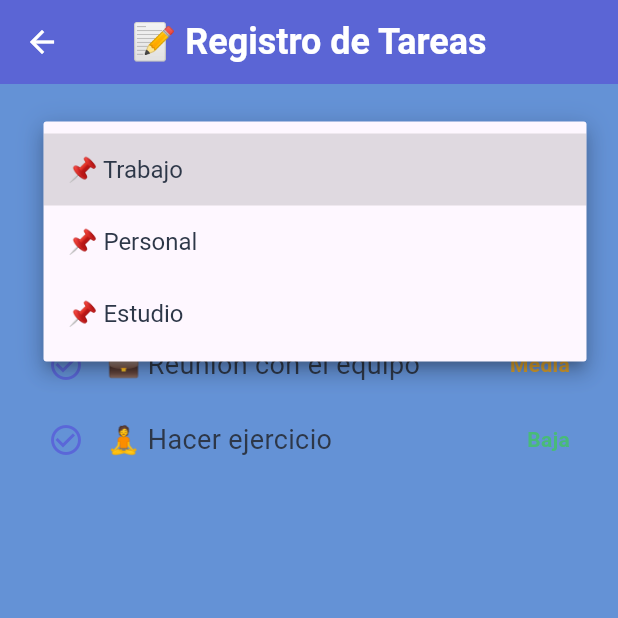
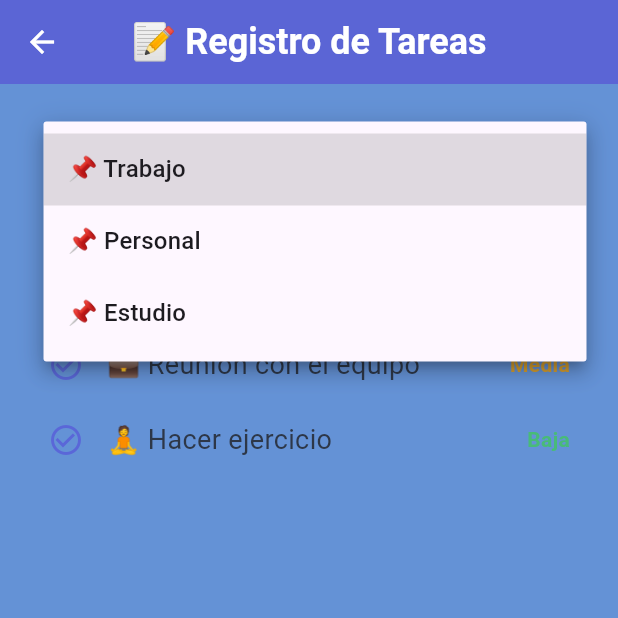
Before and after one commit to Erik280900/AMM_LAB08_CamposErik, a Flutter app: the TaskRegistrationScreen screen opened by its route, after a tap on an icon or button, on a phone screen of 412 x 824 dp, the top half of it. Run offline on Flutter 3.47's test engine with Material 3 defaults, Android fonts, the phone set to English and light mode, and no system bars.

Commit message:
Segundo Commit Lab12

```diff
--- a/lib/main.dart
+++ b/lib/main.dart
@@ -1,23 +1,185 @@
+import 'dart:io';
+import 'package:flutter/cupertino.dart';
 import 'package:flutter/material.dart';
+import 'package:flutter/foundation.dart';
 
 void main() {
   runApp(const TaskManagerApp());
 }
 
 // --- PALETA DE COLORES ---
-const Color primaryBlue = Color(0xFF5A67D8); // Azul violeta moderno
-const Color backgroundColor = Color.fromARGB(
-  255,
-  100,
-  146,
-  214,
-); // Fondo gris claro
-const Color textColor = Color(0xFF2D3748); // Gris oscuro elegante
-const Color errorRed = Color(0xFFE53E3E); // Rojo cálido
-const Color accentGreen = Color(0xFF48BB78); // Verde éxito
-const Color accentYellow = Color(0xFFD69E2E); // Amarillo prioridad
+const Color primaryBlue = Color(0xFF5A67D8);
+const Color backgroundColor = Color.fromARGB(255, 100, 146, 214);
+const Color textColor = Color(0xFF2D3748);
+const Color errorRed = Color(0xFFE53E3E);
+const Color accentGreen = Color(0xFF48BB78);
+const Color accentYellow = Color(0xFFD69E2E);
 
-// --- APP PRINCIPAL ---
+// ---------------------------------------------------------
+//  WIDGETS ADAPTATIVOS
+// ---------------------------------------------------------
+
+class AdaptiveButton extends StatelessWidget {
+  final String text;
+  final VoidCallback onPressed;
+
+  const AdaptiveButton({
+    super.key,
+    required this.text,
+    required this.onPressed,
+  });
+
+  @override
+  Widget build(BuildContext context) {
+    final bool isIOS =
+        Theme.of(context).platform == TargetPlatform.iOS && !kIsWeb;
+
+    if (isIOS) {
+      return CupertinoButton.filled(
+        padding: const EdgeInsets.symmetric(vertical: 15),
+        child: Text(text),
+        onPressed: onPressed,
+      );
+    }
+
+    // Material (Android / Web)
+    return ElevatedButton(onPressed: onPressed, child: Text(text));
+  }
+}
+
+class AdaptiveTextField extends StatelessWidget {
+  final String label;
+  final IconData icon;
+
+  const AdaptiveTextField({super.key, required this.label, required this.icon});
+
+  @override
+  Widget build(BuildContext context) {
+    final bool isIOS =
+        Theme.of(context).platform == TargetPlatform.iOS || kIsWeb;
+
+    if (isIOS) {
+      return CupertinoTextField(
+        prefix: Padding(
+          padding: const EdgeInsets.all(8),
+          child: Icon(icon, color: primaryBlue),
+        ),
+        padding: const EdgeInsets.all(16),
+        placeholder: label,
+        decoration: BoxDecoration(
+          border: Border.all(color: Colors.black26),
+          borderRadius: BorderRadius.circular(8),
+        ),
+      );
+    }
+
+    return TextField(
+      decoration: InputDecoration(
+        prefixIcon: Icon(icon, color: primaryBlue),
+        labelText: label,
+        labelStyle: const TextStyle(color: Colors.black54),
+      ),
+    );
+  }
+}
+
+class AdaptiveDropdown extends StatefulWidget {
+  final List<String> items;
+  final String defaultValue;
+
+  const AdaptiveDropdown({
+    super.key,
+    required this.items,
+    required this.defaultValue,
+  });
+
+  @override
+  State<AdaptiveDropdown> createState() => _AdaptiveDropdownState();
+}
+
+class _AdaptiveDropdownState extends State<AdaptiveDropdown> {
+  late String selected;
+
+  @override
+  void initState() {
+    super.initState();
+    selected = widget.defaultValue;
+  }
+
+  @override
+  Widget build(BuildContext context) {
+    final bool isIOS =
+        Theme.of(context).platform == TargetPlatform.iOS || kIsWeb;
+
+    // --- iOS (forzado en web también) ---
+    if (isIOS) {
+      return GestureDetector(
+        onTap: () {
+          showCupertinoModalPopup(
+            context: context,
+            builder: (_) => Container(
+              height: 250,
+              color: Colors.white,
+              child: CupertinoPicker(
+                itemExtent: 32,
+                scrollController: FixedExtentScrollController(
+                  initialItem: widget.items.indexOf(selected),
+                ),
+                onSelectedItemChanged: (index) {
+                  setState(() => selected = widget.items[index]);
+                },
+                children: widget.items.map((e) => Text(e)).toList(),
+              ),
+            ),
+          );
+        },
+        child: Container(
+          padding: const EdgeInsets.symmetric(vertical: 14, horizontal: 12),
+          decoration: BoxDecoration(
+            color: Colors.white,
+            border: Border.all(color: Colors.black26),
+            borderRadius: BorderRadius.circular(8),
+          ),
+          child: Row(
+            mainAxisAlignment: MainAxisAlignment.spaceBetween,
+            children: [
+              Text("📌 $selected", style: const TextStyle(fontSize: 16)),
+              const Icon(Icons.keyboard_arrow_down, color: primaryBlue),
+            ],
+          ),
+        ),
+      );
+    }
+
+    // --- Android / Material ---
+    return Container(
+      padding: const EdgeInsets.symmetric(horizontal: 12.0),
+      decoration: BoxDecoration(
+        color: Colors.white,
+        border: Border.all(color: Colors.black26),
+        borderRadius: BorderRadius.circular(8.0),
+      ),
+      child: DropdownButtonHideUnderline(
+        child: DropdownButton<String>(
+          isExpanded: true,
+          value: selected,
+          items: widget.items
+              .map(
+                (value) =>
+                    DropdownMenuItem(value: value, child: Text("📌 $value")),
+              )
+              .toList(),
+          onChanged: (v) => setState(() => selected = v!),
+        ),
+      ),
+    );
+  }
+}
+
+// ---------------------------------------------------------
+//  APP PRINCIPAL
+// ---------------------------------------------------------
+
 class TaskManagerApp extends StatelessWidget {
   const TaskManagerApp({super.key});
 
@@ -38,20 +200,6 @@ class TaskManagerApp extends StatelessWidget {
             color: Colors.white,
           ),
         ),
-        elevatedButtonTheme: ElevatedButtonThemeData(
-          style: ElevatedButton.styleFrom(
-            backgroundColor: primaryBlue,
-            foregroundColor: Colors.white,
-            minimumSize: const Size(double.infinity, 52),
-            shape: RoundedRectangleBorder(
-              borderRadius: BorderRadius.circular(14),
-            ),
-            textStyle: const TextStyle(
-              fontSize: 18,
-              fontWeight: FontWeight.bold,
-            ),
-          ),
-        ),
       ),
       initialRoute: '/',
       routes: {
@@ -64,7 +212,10 @@ class TaskManagerApp extends StatelessWidget {
   }
 }
 
-// --- PANTALLA 1: INICIO ---
+// ---------------------------------------------------------
+//  PANTALLA 1: INICIO
+// ---------------------------------------------------------
+
 class TaskManagerScreen extends StatelessWidget {
   const TaskManagerScreen({super.key});
 
@@ -76,7 +227,7 @@ class TaskManagerScreen extends StatelessWidget {
           padding: const EdgeInsets.all(40.0),
           child: Column(
             mainAxisAlignment: MainAxisAlignment.center,
-            children: <Widget>[
+            children: [
               const Spacer(flex: 2),
               const Text(
                 '🗓️ Gestor de Tareas',
@@ -92,11 +243,11 @@ class TaskManagerScreen extends StatelessWidget {
                 style: TextStyle(fontSize: 16, color: Colors.black54),
               ),
               const Spacer(flex: 1),
-              ElevatedButton(
+              AdaptiveButton(
+                text: '🚀 Entrar',
                 onPressed: () {
                   Navigator.pushReplacementNamed(context, '/menu');
                 },
-                child: const Text('🚀 Entrar'),
               ),
               const Spacer(flex: 2),
             ],
@@ -107,7 +258,10 @@ class TaskManagerScreen extends StatelessWidget {
   }
 }
 
-// --- PANTALLA 2: MENÚ ---
+// ---------------------------------------------------------
+//  PANTALLA 2: MENÚ
+// ---------------------------------------------------------
+
 class MainMenuScreen extends StatelessWidget {
   const MainMenuScreen({super.key});
 
@@ -118,29 +272,25 @@ class MainMenuScreen extends StatelessWidget {
       body: Padding(
         padding: const EdgeInsets.all(24.0),
         child: Column(
-          children: <Widget>[
+          children: [
             _MenuItem(
               emoji: "🏠",
               title: 'Home',
               onTap: () {
                 Navigator.of(
                   context,
-                ).pushNamedAndRemoveUntil('/', (route) => false);
+                ).pushNamedAndRemoveUntil('/', (r) => false);
               },
             ),
             _MenuItem(
               emoji: "👤",
               title: 'Profile',
-              onTap: () {
-                Navigator.pushNamed(context, '/profile');
-              },
+              onTap: () => Navigator.pushNamed(context, '/profile'),
             ),
             _MenuItem(
               emoji: "📝",
               title: 'Tareas',
-              onTap: () {
-                Navigator.pushNamed(context, '/tasks');
-              },
+              onTap: () => Navigator.pushNamed(context, '/tasks'),
             ),
           ],
         ),
@@ -149,7 +299,6 @@ class MainMenuScreen extends StatelessWidget {
   }
 }
 
-// Ítem del menú con emoji
 class _MenuItem extends StatelessWidget {
   final String title;
   final String emoji;
@@ -157,8 +306,8 @@ class _MenuItem extends StatelessWidget {
 
   const _MenuItem({
     required this.title,
+    required this.emoji,
     required this.onTap,
-    required this.emoji,
   });
 
   @override
@@ -166,13 +315,13 @@ class _MenuItem extends StatelessWidget {
     return InkWell(
       onTap: onTap,
       child: Container(
-        padding: const EdgeInsets.symmetric(vertical: 18.0, horizontal: 10),
+        padding: const EdgeInsets.symmetric(vertical: 18, horizontal: 10),
         decoration: const BoxDecoration(
-          border: Border(bottom: BorderSide(color: Colors.black12, width: 0.5)),
+          border: Border(bottom: BorderSide(color: Colors.black12)),
         ),
         child: Row(
           mainAxisAlignment: MainAxisAlignment.spaceBetween,
-          children: <Widget>[
+          children: [
             Text(
               "$emoji  $title",
               style: const TextStyle(fontSize: 20, color: textColor),
@@ -189,7 +338,10 @@ class _MenuItem extends StatelessWidget {
   }
 }
 
-// --- PANTALLA 3: REGISTRO DE USUARIO ---
+// ---------------------------------------------------------
+//  PANTALLA 3: REGISTRO DE USUARIO
+// ---------------------------------------------------------
+
 class UserRegistrationScreen extends StatelessWidget {
   const UserRegistrationScreen({super.key});
 
@@ -201,43 +353,14 @@ class UserRegistrationScreen extends StatelessWidget {
         padding: const EdgeInsets.all(32.0),
         child: Column(
           crossAxisAlignment: CrossAxisAlignment.start,
-          children: <Widget>[
-            TextField(
-              decoration: InputDecoration(
-                prefixIcon: const Icon(
-                  Icons.person_outline,
-                  color: primaryBlue,
-                ),
-                labelText: 'Nombre',
-                labelStyle: const TextStyle(color: Colors.black54),
-                enabledBorder: const UnderlineInputBorder(
-                  borderSide: BorderSide(color: Colors.black26),
-                ),
-                focusedBorder: const UnderlineInputBorder(
-                  borderSide: BorderSide(color: primaryBlue, width: 2),
-                ),
-              ),
-            ),
+          children: [
+            AdaptiveTextField(label: 'Nombre', icon: Icons.person_outline),
             const SizedBox(height: 30),
-            TextField(
-              decoration: InputDecoration(
-                prefixIcon: const Icon(Icons.work_outline, color: accentGreen),
-                labelText: 'Ocupación',
-                labelStyle: const TextStyle(color: Colors.black54),
-                enabledBorder: const UnderlineInputBorder(
-                  borderSide: BorderSide(color: Colors.black26),
-                ),
-                focusedBorder: const UnderlineInputBorder(
-                  borderSide: BorderSide(color: primaryBlue, width: 2),
-                ),
-              ),
-            ),
+            AdaptiveTextField(label: 'Ocupación', icon: Icons.work_outline),
             const SizedBox(height: 60),
-            ElevatedButton(
-              onPressed: () {
-                Navigator.pop(context);
-              },
-              child: const Text('✅ Continuar'),
+            AdaptiveButton(
+              text: "✅ Continuar",
+              onPressed: () => Navigator.pop(context),
             ),
           ],
         ),
@@ -246,7 +369,10 @@ class UserRegistrationScreen extends StatelessWidget {
   }
 }
 
-// --- PANTALLA 4: REGISTRO DE TAREAS ---
+// ---------------------------------------------------------
+//  PANTALLA 4: REGISTRO DE TAREAS
+// ---------------------------------------------------------
+
 class TaskRegistrationScreen extends StatelessWidget {
   const TaskRegistrationScreen({super.key});
 
@@ -258,35 +384,10 @@ class TaskRegistrationScreen extends StatelessWidget {
         padding: const EdgeInsets.all(32.0),
         child: Column(
           crossAxisAlignment: CrossAxisAlignment.start,
-          children: <Widget>[
-            // Dropdown simulado
-            Container(
-              padding: const EdgeInsets.symmetric(horizontal: 12.0),
-              decoration: BoxDecoration(
-                color: Colors.white,
-                border: Border.all(color: Colors.black26),
-                borderRadius: BorderRadius.circular(8.0),
-              ),
-              child: DropdownButtonHideUnderline(
-                child: DropdownButton<String>(
-                  isExpanded: true,
-                  value: 'Trabajo',
-                  icon: const Icon(
-                    Icons.keyboard_arrow_down,
-                    color: primaryBlue,
-                  ),
-                  style: const TextStyle(fontSize: 16, color: textColor),
-                  items: <String>['Trabajo', 'Personal', 'Estudio']
-                      .map<DropdownMenuItem<String>>((String value) {
-                        return DropdownMenuItem<String>(
-                          value: value,
-                          child: Text("📌 $value"),
-                        );
-                      })
-                      .toList(),
-                  onChanged: (String? newValue) {},
-                ),
-              ),
+          children: [
+            AdaptiveDropdown(
+              items: ['Trabajo', 'Personal', 'Estudio'],
+              defaultValue: 'Trabajo',
             ),
             const SizedBox(height: 30),
             const TaskListItem(
@@ -308,7 +409,10 @@ class TaskRegistrationScreen extends StatelessWidget {
   }
 }
 
-// --- ÍTEM DE TAREA ---
+// ---------------------------------------------------------
+//  ÍTEM DE TAREA
+// ---------------------------------------------------------
+
 class TaskListItem extends StatelessWidget {
   final String taskName;
   final String priority;
@@ -333,9 +437,9 @@ class TaskListItem extends StatelessWidget {
   @override
   Widget build(BuildContext context) {
     return Padding(
-      padding: const EdgeInsets.symmetric(vertical: 12.0),
+      padding: const EdgeInsets.symmetric(vertical: 12),
       child: Row(
-        children: <Widget>[
+        children: [
           const Icon(Icons.check_circle_outline, color: primaryBlue),
           const SizedBox(width: 15),
           Expanded(
```
Also changed, not shown: 1 other file.
